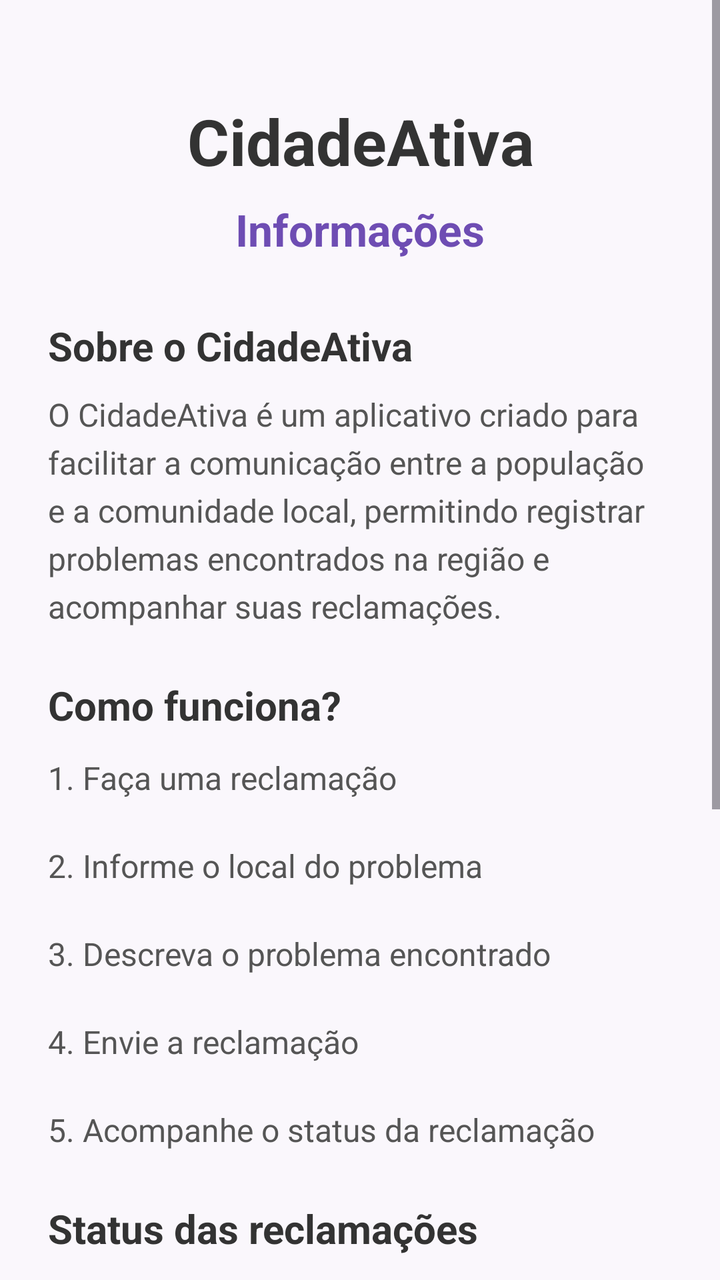
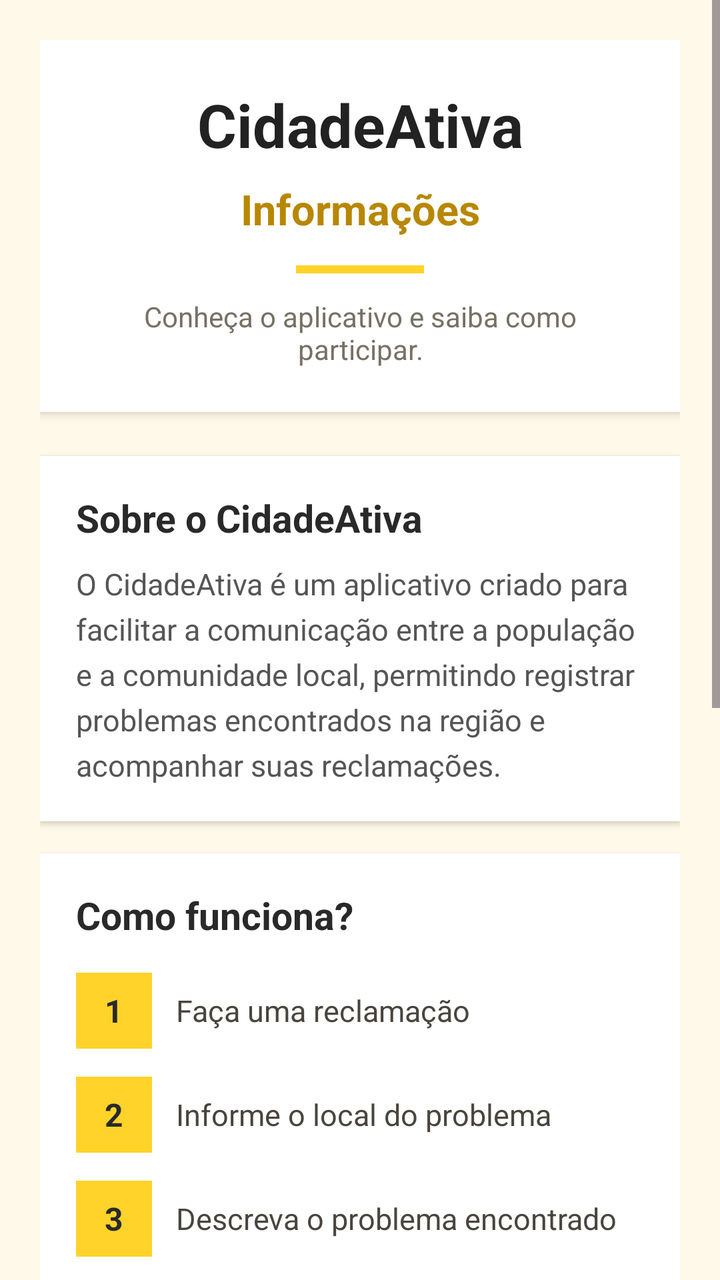

Two renders of the same Android screen: before a commit and after it. Below are the layout's source before the change and the commit's diff.
<!-- AndroidManifest.xml: application theme Theme.CidadeAtiva -->
<!-- res/layout/activity_informacoes.xml -->
<?xml version="1.0" encoding="utf-8"?>
<ScrollView
    xmlns:android="http://schemas.android.com/apk/res/android"
    android:layout_width="match_parent"
    android:layout_height="match_parent"
    android:background="#FAF7FC">

    <LinearLayout
        android:layout_width="match_parent"
        android:layout_height="wrap_content"
        android:orientation="vertical"
        android:padding="24dp">

        <TextView
            android:layout_width="match_parent"
            android:layout_height="wrap_content"
            android:text="CidadeAtiva"
            android:textSize="32sp"
            android:textStyle="bold"
            android:textColor="#333333"
            android:gravity="center"
            android:layout_marginTop="25dp"
            android:layout_marginBottom="8dp" />

        <TextView
            android:layout_width="match_parent"
            android:layout_height="wrap_content"
            android:text="Informações"
            android:textSize="22sp"
            android:textStyle="bold"
            android:textColor="#6E4DB3"
            android:gravity="center"
            android:layout_marginBottom="30dp" />

        <TextView
            android:layout_width="match_parent"
            android:layout_height="wrap_content"
            android:text="Sobre o CidadeAtiva"
            android:textSize="20sp"
            android:textStyle="bold"
            android:textColor="#333333"
            android:layout_marginBottom="10dp" />

        <TextView
            android:layout_width="match_parent"
            android:layout_height="wrap_content"
            android:text="O CidadeAtiva é um aplicativo criado para facilitar a comunicação entre a população e a comunidade local, permitindo registrar problemas encontrados na região e acompanhar suas reclamações."
            android:textSize="16sp"
            android:textColor="#555555"
            android:lineSpacingExtra="5dp"
            android:layout_marginBottom="25dp" />

        <TextView
            android:layout_width="match_parent"
            android:layout_height="wrap_content"
            android:text="Como funciona?"
            android:textSize="20sp"
            android:textStyle="bold"
            android:textColor="#333333"
            android:layout_marginBottom="12dp" />

        <TextView
            android:layout_width="match_parent"
            android:layout_height="wrap_content"
            android:text="1. Faça uma reclamação&#10;&#10;2. Informe o local do problema&#10;&#10;3. Descreva o problema encontrado&#10;&#10;4. Envie a reclamação&#10;&#10;5. Acompanhe o status da reclamação"
            android:textSize="16sp"
            android:textColor="#555555"
            android:lineSpacingExtra="3dp"
            android:layout_marginBottom="25dp" />

        <TextView
            android:layout_width="match_parent"
            android:layout_height="wrap_content"
            android:text="Status das reclamações"
            android:textSize="20sp"
            android:textStyle="bold"
            android:textColor="#333333"
            android:layout_marginBottom="12dp" />

        <TextView
            android:layout_width="match_parent"
            android:layout_height="wrap_content"
            android:text="🟠 Pendente&#10;&#10;A reclamação foi registrada e ainda não foi analisada.&#10;&#10;🔵 Em análise&#10;&#10;A reclamação está sendo analisada.&#10;&#10;🟢 Resolvido&#10;&#10;O problema foi solucionado."
            android:textSize="16sp"
            android:textColor="#555555"
            android:lineSpacingExtra="3dp"
            android:layout_marginBottom="30dp" />

        <Button
            android:id="@+id/btnVoltarInformacoes"
            android:layout_width="match_parent"
            android:layout_height="55dp"
            android:text="VOLTAR"
            android:textColor="#6E4DB3"
            android:backgroundTint="#E9E1F5" />

    </LinearLayout>

</ScrollView>
<!-- resources referenced by this layout -->
<resources>
  <style name="Theme.CidadeAtiva" parent="Base.Theme.CidadeAtiva" />
  <style name="Base.Theme.CidadeAtiva" parent="Theme.Material3.DayNight.NoActionBar">
          
          
      </style>
</resources>

<!-- the commit's change to res/layout/activity_informacoes.xml (unified diff, before → after) -->
@@ -3,96 +3,362 @@
     xmlns:android="http://schemas.android.com/apk/res/android"
     android:layout_width="match_parent"
     android:layout_height="match_parent"
-    android:background="#FAF7FC">
+    android:background="#FFF9E9"
+    android:fillViewport="true">
 
     <LinearLayout
         android:layout_width="match_parent"
         android:layout_height="wrap_content"
         android:orientation="vertical"
-        android:padding="24dp">
-
-        <TextView
+        android:paddingStart="20dp"
+        android:paddingEnd="20dp"
+        android:paddingTop="20dp"
+        android:paddingBottom="28dp">
+
+        
+
+        <LinearLayout
             android:layout_width="match_parent"
             android:layout_height="wrap_content"
-            android:text="CidadeAtiva"
-            android:textSize="32sp"
-            android:textStyle="bold"
-            android:textColor="#333333"
+            android:orientation="vertical"
             android:gravity="center"
-            android:layout_marginTop="25dp"
-            android:layout_marginBottom="8dp" />
-
-        <TextView
+            android:background="#FFFFFF"
+            android:elevation="3dp"
+            android:padding="22dp"
+            android:layout_marginBottom="22dp">
+
+            <TextView
+                android:layout_width="match_parent"
+                android:layout_height="wrap_content"
+                android:text="CidadeAtiva"
+                android:textSize="30sp"
+                android:textStyle="bold"
+                android:textColor="#222222"
+                android:gravity="center"/>
+
+            <TextView
+                android:layout_width="match_parent"
+                android:layout_height="wrap_content"
+                android:text="Informações"
+                android:textSize="21sp"
+                android:textStyle="bold"
+                android:textColor="#B88700"
+                android:gravity="center"
+                android:layout_marginTop="8dp"/>
+
+            <View
+                android:layout_width="64dp"
+                android:layout_height="4dp"
+                android:background="#FFD32A"
+                android:layout_marginTop="14dp"/>
+
+            <TextView
+                android:layout_width="match_parent"
+                android:layout_height="wrap_content"
+                android:text="Conheça o aplicativo e saiba como participar."
+                android:textSize="14sp"
+                android:textColor="#777064"
+                android:gravity="center"
+                android:layout_marginTop="12dp"/>
+
+        </LinearLayout>
+
+        
+
+        <LinearLayout
             android:layout_width="match_parent"
             android:layout_height="wrap_content"
-            android:text="Informações"
-            android:textSize="22sp"
-            android:textStyle="bold"
-            android:textColor="#6E4DB3"
-            android:gravity="center"
-            android:layout_marginBottom="30dp" />
-
-        <TextView
+            android:orientation="vertical"
+            android:background="#FFFFFF"
+            android:elevation="2dp"
+            android:padding="18dp"
+            android:layout_marginBottom="16dp">
+
+            <TextView
+                android:layout_width="match_parent"
+                android:layout_height="wrap_content"
+                android:text="Sobre o CidadeAtiva"
+                android:textSize="19sp"
+                android:textStyle="bold"
+                android:textColor="#292929"
+                android:layout_marginBottom="10dp"/>
+
+            <TextView
+                android:layout_width="match_parent"
+                android:layout_height="wrap_content"
+                android:text="O CidadeAtiva é um aplicativo criado para facilitar a comunicação entre a população e a comunidade local, permitindo registrar problemas encontrados na região e acompanhar suas reclamações."
+                android:textSize="15sp"
+                android:textColor="#555555"
+                android:lineSpacingExtra="5dp"/>
+
+        </LinearLayout>
+
+        
+
+        <LinearLayout
             android:layout_width="match_parent"
             android:layout_height="wrap_content"
-            android:text="Sobre o CidadeAtiva"
-            android:textSize="20sp"
-            android:textStyle="bold"
-            android:textColor="#333333"
-            android:layout_marginBottom="10dp" />
-
-        <TextView
+            android:orientation="vertical"
+            android:background="#FFFFFF"
+            android:elevation="2dp"
+            android:padding="18dp"
+            android:layout_marginBottom="16dp">
+
+            <TextView
+                android:layout_width="match_parent"
+                android:layout_height="wrap_content"
+                android:text="Como funciona?"
+                android:textSize="19sp"
+                android:textStyle="bold"
+                android:textColor="#292929"
+                android:layout_marginBottom="16dp"/>
+
+            
+
+            <LinearLayout
+                android:layout_width="match_parent"
+                android:layout_height="wrap_content"
+                android:orientation="horizontal"
+                android:gravity="center_vertical"
+                android:layout_marginBottom="14dp">
+
+                <TextView
+                    android:layout_width="38dp"
+                    android:layout_height="38dp"
+                    android:gravity="center"
+                    android:text="1"
+                    android:textStyle="bold"
+                    android:textSize="16sp"
+                    android:textColor="#292929"
+                    android:background="#FFD32A"/>
+
+                <TextView
+                    android:layout_width="0dp"
+                    android:layout_height="wrap_content"
+                    android:layout_weight="1"
+                    android:layout_marginStart="12dp"
+                    android:text="Faça uma reclamação"
+                    android:textSize="15sp"
+                    android:textColor="#49453D"/>
+
+            </LinearLayout>
+
+            
+
+            <LinearLayout
+                android:layout_width="match_parent"
+                android:layout_height="wrap_content"
+                android:orientation="horizontal"
+                android:gravity="center_vertical"
+                android:layout_marginBottom="14dp">
+
+                <TextView
+                    android:layout_width="38dp"
+                    android:layout_height="38dp"
+                    android:gravity="center"
+                    android:text="2"
+                    android:textStyle="bold"
+                    android:textSize="16sp"
+                    android:textColor="#292929"
+                    android:background="#FFD32A"/>
+
+                <TextView
+                    android:layout_width="0dp"
+                    android:layout_height="wrap_content"
+                    android:layout_weight="1"
+                    android:layout_marginStart="12dp"
+                    android:text="Informe o local do problema"
+                    android:textSize="15sp"
+                    android:textColor="#49453D"/>
+
+            </LinearLayout>
+
+            
+
+            <LinearLayout
+                android:layout_width="match_parent"
+                android:layout_height="wrap_content"
+                android:orientation="horizontal"
+                android:gravity="center_vertical"
+                android:layout_marginBottom="14dp">
+
+                <TextView
+                    android:layout_width="38dp"
+                    android:layout_height="38dp"
+                    android:gravity="center"
+                    android:text="3"
+                    android:textStyle="bold"
+                    android:textSize="16sp"
+                    android:textColor="#292929"
+                    android:background="#FFD32A"/>
+
+                <TextView
+                    android:layout_width="0dp"
+                    android:layout_height="wrap_content"
+                    android:layout_weight="1"
+                    android:layout_marginStart="12dp"
+                    android:text="Descreva o problema encontrado"
+                    android:textSize="15sp"
+                    android:textColor="#49453D"/>
+
+            </LinearLayout>
+
+            
+
+            <LinearLayout
+                android:layout_width="match_parent"
+                android:layout_height="wrap_content"
+                android:orientation="horizontal"
+                android:gravity="center_vertical"
+                android:layout_marginBottom="14dp">
+
+                <TextView
+                    android:layout_width="38dp"
+                    android:layout_height="38dp"
+                    android:gravity="center"
+                    android:text="4"
+                    android:textStyle="bold"
+                    android:textSize="16sp"
+                    android:textColor="#292929"
+                    android:background="#FFD32A"/>
+
+                <TextView
+                    android:layout_width="0dp"
+                    android:layout_height="wrap_content"
+                    android:layout_weight="1"
+                    android:layout_marginStart="12dp"
+                    android:text="Envie a reclamação"
+                    android:textSize="15sp"
+                    android:textColor="#49453D"/>
+
+            </LinearLayout>
+
+            
+
+            <LinearLayout
+                android:layout_width="match_parent"
+                android:layout_height="wrap_content"
+                android:orientation="horizontal"
+                android:gravity="center_vertical">
+
+                <TextView
+                    android:layout_width="38dp"
+                    android:layout_height="38dp"
+                    android:gravity="center"
+                    android:text="5"
+                    android:textStyle="bold"
+                    android:textSize="16sp"
+                    android:textColor="#292929"
+                    android:background="#FFD32A"/>
+
+                <TextView
+                    android:layout_width="0dp"
+                    android:layout_height="wrap_content"
+                    android:layout_weight="1"
+                    android:layout_marginStart="12dp"
+                    android:text="Acompanhe o status da reclamação"
+                    android:textSize="15sp"
+                    android:textColor="#49453D"/>
+
+            </LinearLayout>
+
+        </LinearLayout>
+
+        
+
+        <LinearLayout
             android:layout_width="match_parent"
             android:layout_height="wrap_content"
-            android:text="O CidadeAtiva é um aplicativo criado para facilitar a comunicação entre a população e a comunidade local, permitindo registrar problemas encontrados na região e acompanhar suas reclamações."
-            android:textSize="16sp"
-            android:textColor="#555555"
-            android:lineSpacingExtra="5dp"
-            android:layout_marginBottom="25dp" />
-
-        <TextView
-            android:layout_width="match_parent"
-            android:layout_height="wrap_content"
-            android:text="Como funciona?"
-            android:textSize="20sp"
-            android:textStyle="bold"
-            android:textColor="#333333"
-            android:layout_marginBottom="12dp" />
-
-        <TextView
-            android:layout_width="match_parent"
-            android:layout_height="wrap_content"
-            android:text="1. Faça uma reclamação&#10;&#10;2. Informe o local do problema&#10;&#10;3. Descreva o problema encontrado&#10;&#10;4. Envie a reclamação&#10;&#10;5. Acompanhe o status da reclamação"
-            android:textSize="16sp"
-            android:textColor="#555555"
-            android:lineSpacingExtra="3dp"
-            android:layout_marginBottom="25dp" />
-
-        <TextView
-            android:layout_width="match_parent"
-            android:layout_height="wrap_content"
-            android:text="Status das reclamações"
-            android:textSize="20sp"
-            android:textStyle="bold"
-            android:textColor="#333333"
-            android:layout_marginBottom="12dp" />
-
-        <TextView
-            android:layout_width="match_parent"
-            android:layout_height="wrap_content"
-            android:text="🟠 Pendente&#10;&#10;A reclamação foi registrada e ainda não foi analisada.&#10;&#10;🔵 Em análise&#10;&#10;A reclamação está sendo analisada.&#10;&#10;🟢 Resolvido&#10;&#10;O problema foi solucionado."
-            android:textSize="16sp"
-            android:textColor="#555555"
-            android:lineSpacingExtra="3dp"
-            android:layout_marginBottom="30dp" />
+            android:orientation="vertical"
+            android:background="#FFFFFF"
+            android:elevation="2dp"
+            android:padding="18dp"
+            android:layout_marginBottom="22dp">
+
+            <TextView
+                android:layout_width="match_parent"
+                android:layout_height="wrap_content"
+                android:text="Status das reclamações"
+                android:textSize="19sp"
+                android:textStyle="bold"
+                android:textColor="#292929"
+                android:layout_marginBottom="16dp"/>
+
+            
+
+            <TextView
+                android:layout_width="match_parent"
+                android:layout_height="wrap_content"
+                android:text="🟠  Pendente"
+                android:textSize="16sp"
+                android:textStyle="bold"
+                android:textColor="#49453D"
+                android:layout_marginBottom="6dp"/>
+
+            <TextView
+                android:layout_width="match_parent"
+                android:layout_height="wrap_content"
+                android:text="A reclamação foi registrada e ainda não foi analisada."
+                android:textSize="14sp"
+                android:textColor="#666052"
+                android:lineSpacingExtra="3dp"
+                android:layout_marginBottom="18dp"/>
+
+            
+
+            <TextView
+                android:layout_width="match_parent"
+                android:layout_height="wrap_content"
+                android:text="🔵  Em análise"
+                android:textSize="16sp"
+                android:textStyle="bold"
+                android:textColor="#49453D"
+                android:layout_marginBottom="6dp"/>
+
+            <TextView
+                android:layout_width="match_parent"
+                android:layout_height="wrap_content"
+                android:text="A reclamação está sendo analisada."
+                android:textSize="14sp"
+                android:textColor="#666052"
+                android:lineSpacingExtra="3dp"
+                android:layout_marginBottom="18dp"/>
+
+            
+
+            <TextView
+                android:layout_width="match_parent"
+                android:layout_height="wrap_content"
+                android:text="🟢  Resolvido"
+                android:textSize="16sp"
+                android:textStyle="bold"
+                android:textColor="#49453D"
+                android:layout_marginBottom="6dp"/>
+
+            <TextView
+                android:layout_width="match_parent"
+                android:layout_height="wrap_content"
+                android:text="O problema foi solucionado."
+                android:textSize="14sp"
+                android:textColor="#666052"
+                android:lineSpacingExtra="3dp"/>
+
+        </LinearLayout>
+
+        
 
         <Button
             android:id="@+id/btnVoltarInformacoes"
             android:layout_width="match_parent"
-            android:layout_height="55dp"
+            android:layout_height="56dp"
             android:text="VOLTAR"
-            android:textColor="#6E4DB3"
-            android:backgroundTint="#E9E1F5" />
+            android:textColor="#222222"
+            android:textStyle="bold"
+            android:textSize="14sp"
+            android:backgroundTint="#FFD32A"
+            android:stateListAnimator="@null"
+            android:elevation="3dp"
+            android:layout_marginBottom="12dp"/>
 
     </LinearLayout>
 
